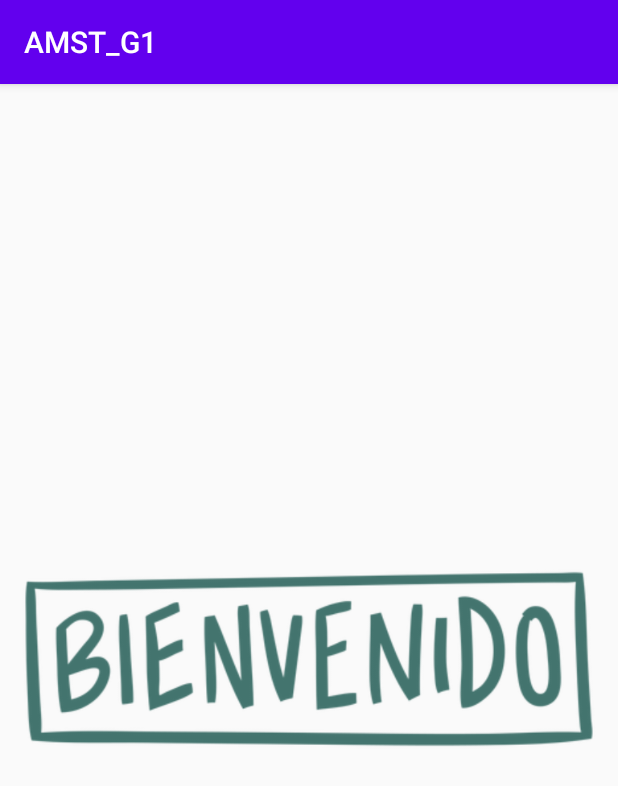
After one commit to aemorah/AMST_G1, an Android app: the menu_ingreso screen opened directly, with no data from a screen before it, on a phone screen of 412 x 824 dp. The commit adds this screen. Shown: the top 786 px of the screen. Run offline under Robolectric (Android 15) with nearby library versions, the phone set to English and light mode, and no system bars.

Commit message:
Creacion de menu y clases pertinentes para el reto

```diff
--- /dev/null
+++ b/app/src/main/java/com/example/amst_g1/menu_ingreso.java
@@ -0,0 +1,13 @@
+package com.example.amst_g1;
+
+import android.support.v7.app.AppCompatActivity;
+import android.os.Bundle;
+
+public class menu_ingreso extends AppCompatActivity {
+
+    @Override
+    protected void onCreate(Bundle savedInstanceState) {
+        super.onCreate(savedInstanceState);
+        setContentView(R.layout.activity_menu_ingreso);
+    }
+}
--- /dev/null
+++ b/app/src/main/res/layout/activity_menu_ingreso.xml
@@ -0,0 +1,20 @@
+<?xml version="1.0" encoding="utf-8"?>
+<android.support.constraint.ConstraintLayout xmlns:android="http://schemas.android.com/apk/res/android"
+    xmlns:app="http://schemas.android.com/apk/res-auto"
+    xmlns:tools="http://schemas.android.com/tools"
+    android:layout_width="match_parent"
+    android:layout_height="match_parent"
+    tools:context=".menu_ingreso">
+
+    <ImageView
+        android:id="@+id/imageView"
+        android:layout_width="wrap_content"
+        android:layout_height="wrap_content"
+        app:layout_constraintBottom_toBottomOf="parent"
+        app:layout_constraintEnd_toEndOf="parent"
+        app:layout_constraintHorizontal_bias="0.0"
+        app:layout_constraintStart_toStartOf="parent"
+        app:layout_constraintTop_toTopOf="parent"
+        app:layout_constraintVertical_bias="0.497"
+        app:srcCompat="@drawable/bienvenida" />
+</android.support.constraint.ConstraintLayout>
```
Also changed, not shown: app/src/main/AndroidManifest.xml (+15 -0 lines), app/src/main/java/com/example/amst_g1/MainActivity.java (+5 -2 lines), app/src/main/java/com/example/amst_g1/calendar_view.java (added, +13 -0 lines), app/src/main/java/com/example/amst_g1/google_maps.java (added, +13 -0 lines), app/src/main/java/com/example/amst_g1/grafico_lineal.java (added, +13 -0 lines), app/src/main/java/com/example/amst_g1/video_view.java (added, +13 -0 lines), app/src/main/res/layout/activity_calendar_view.xml (added, +9 -0 lines), app/src/main/res/layout/activity_google_maps.xml (added, +9 -0 lines), app/src/main/res/layout/activity_grafico_lineal.xml (added, +9 -0 lines), app/src/main/res/layout/activity_video_view.xml (added, +9 -0 lines), app/src/main/res/drawable-v24/bienvenida.png (added), app/src/main/res/drawable-v24/calendario.png (added), app/src/main/res/drawable-v24/grafico.png (added), app/src/main/res/drawable-v24/mapa.png (added), 1 more files.
